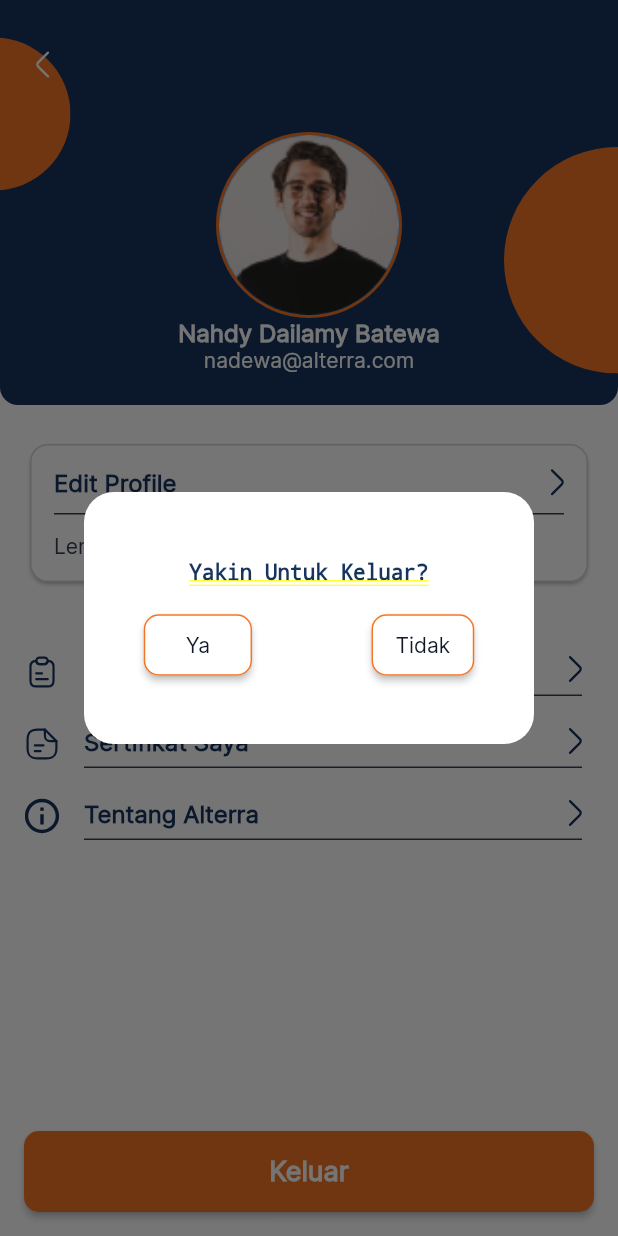
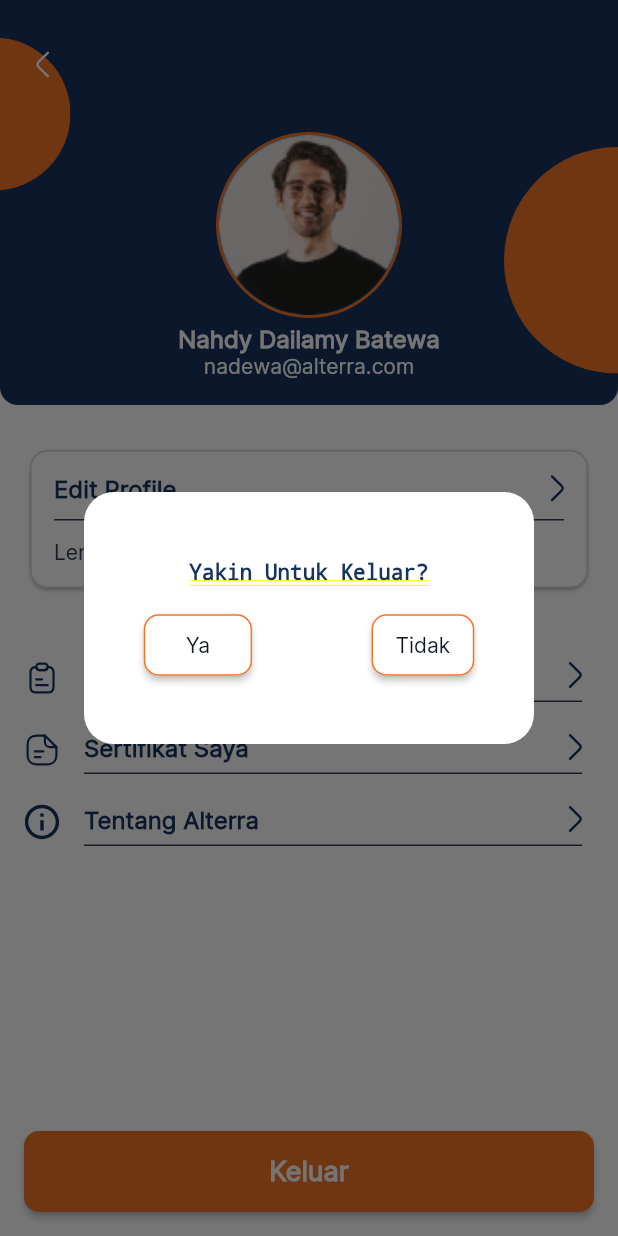
Before and after one commit to dhikaz007/flutter_alterra_app, a Flutter app: the screen it shows after launch, after a tap on "Keluar", on a phone screen of 412 x 824 dp. Run offline on Flutter 3.47's test engine with Material 2 defaults, Android fonts, the phone set to English and light mode, and no system bars; our stand-ins replace flutter_svg.

Commit message:
fix some code and widgets

```diff
--- a/lib/feature/home/profile/my_sertificate/view/ui/widget/bottom_sertificate.dart
+++ b/lib/feature/home/profile/my_sertificate/view/ui/widget/bottom_sertificate.dart
@@ -20,7 +20,7 @@ class BottomSertificate extends StatelessWidget {
           fontWeight: CustomFontWeight.light,
         ),
         const SizedBox(width: AltaSpacing.space20),
-        InkWell(
+        GestureDetector(
             onTap: () {},
             child: SvgPicture.asset(
                 'assets/icon/homepage_section/svg/icon_right.svg'))
--- a/lib/feature/home/profile/profile_page/view/ui/widget/alta_dialogs.dart
+++ b/lib/feature/home/profile/profile_page/view/ui/widget/alta_dialogs.dart
@@ -16,7 +16,6 @@ class AltaDialogs extends StatelessWidget {
           height: 168,
           decoration: BoxDecoration(
               borderRadius: BorderRadius.circular(20), color: AltaColor.white),
-          child: Expanded(
           child: Column(
             mainAxisAlignment: MainAxisAlignment.center,
             children: [
@@ -81,7 +80,6 @@ class AltaDialogs extends StatelessWidget {
           ),
         ),
       ),
-      ),
     );
   }
 }
--- a/lib/feature/home/profile/profile_page/view/ui/widget/alta_header_profile.dart
+++ b/lib/feature/home/profile/profile_page/view/ui/widget/alta_header_profile.dart
@@ -23,7 +23,7 @@ class AltaHeaderProfile extends StatelessWidget {
             radius: 60,
           ),
         ),
-        const SizedBox(width: AltaSpacing.space12),
+        const SizedBox(height: AltaSpacing.space4),
         AltaText(
           context: context,
           text: 'Nahdy Dailamy Batewa',
--- a/lib/feature/home/profile/profile_page/view/ui/widget/alta_profile_component.dart
+++ b/lib/feature/home/profile/profile_page/view/ui/widget/alta_profile_component.dart
@@ -28,7 +28,7 @@ class AltaProfileComponent extends StatelessWidget {
           color: AltaColor.darkBlue,
           fontWeight: CustomFontWeight.semiBold,
         ),
-        InkWell(
+        GestureDetector(
           onTap: onTap,
           child: SvgPicture.asset(iconArrowBlue),
         ),
```
Lines whose indentation alone changed are shown as unchanged.
